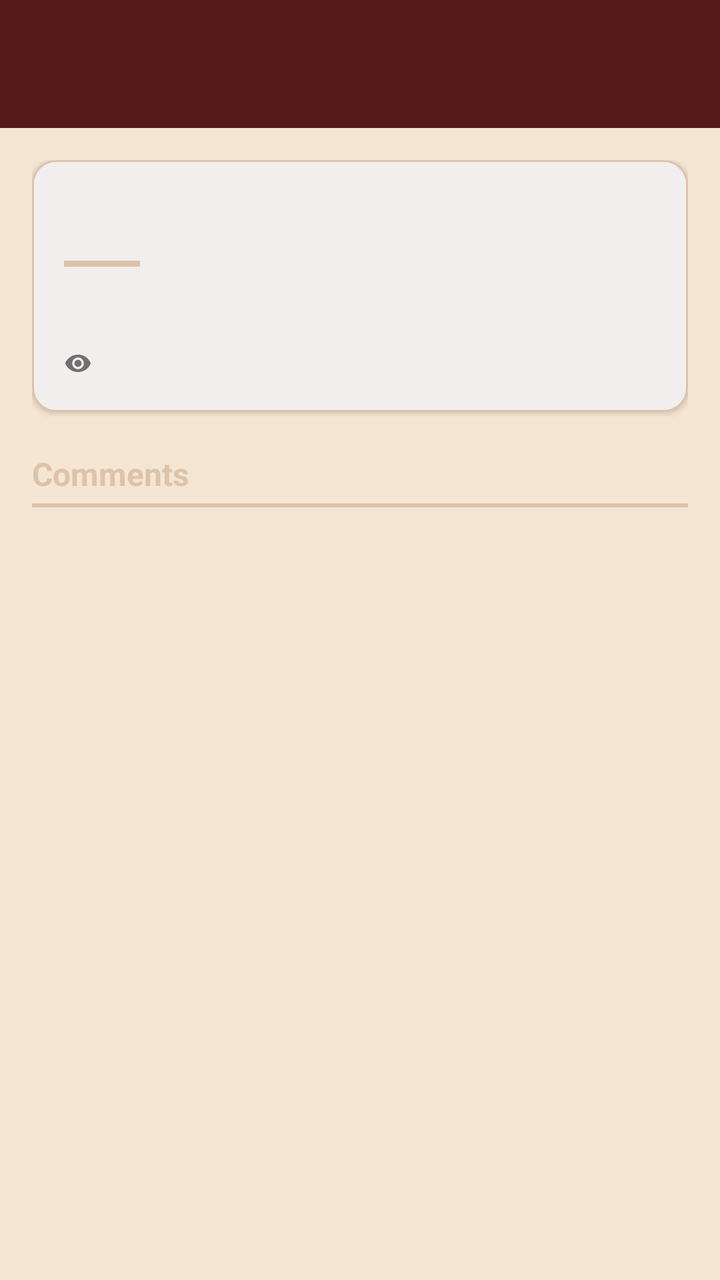
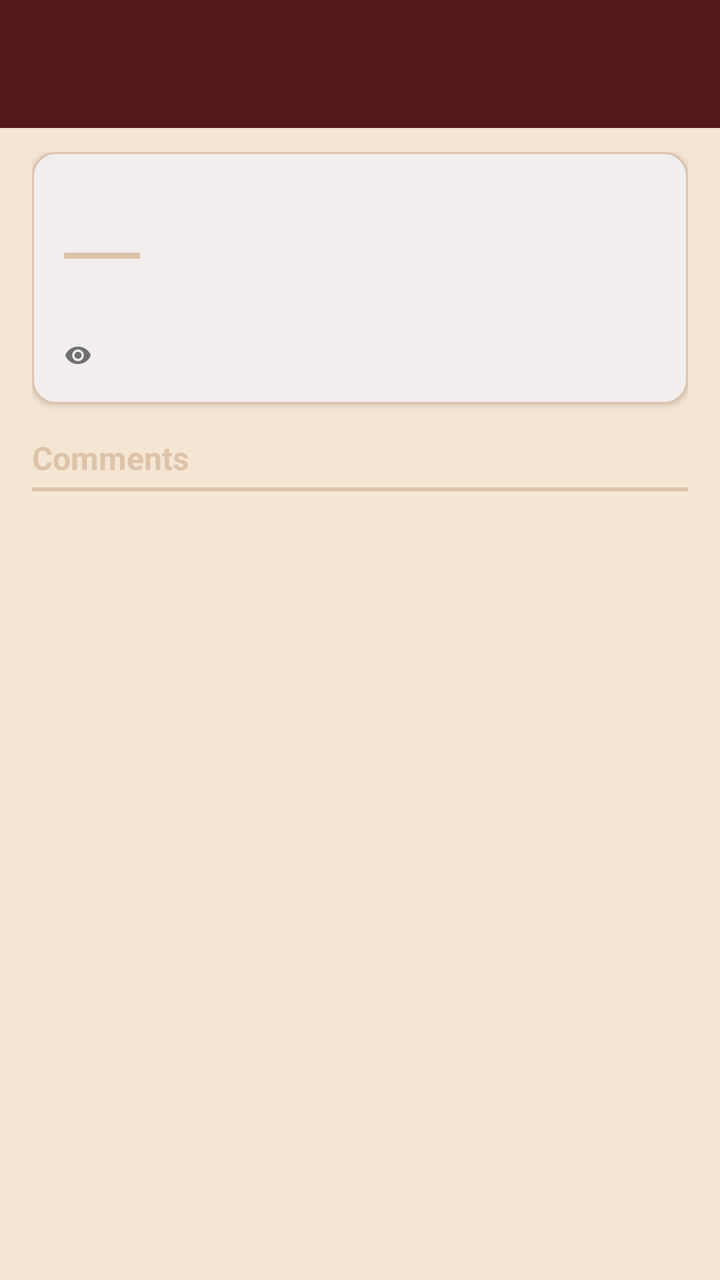

Screens rendered from an Android XML layout before and after an edit, with the pre-edit source and the edit as a unified diff.
<!-- AndroidManifest.xml: application theme Theme.Miniblog -->
<!-- res/layout/activity_post_detail.xml -->
<?xml version="1.0" encoding="utf-8"?>
<LinearLayout
    xmlns:android="http://schemas.android.com/apk/res/android"
    xmlns:app="http://schemas.android.com/apk/res-auto"
    android:layout_width="match_parent"
    android:layout_height="match_parent"
    android:orientation="vertical"
    android:background="@color/background">

    <com.google.android.material.appbar.AppBarLayout
        android:layout_width="match_parent"
        android:layout_height="wrap_content"
        android:background="@color/primary">

        <com.google.android.material.appbar.MaterialToolbar
            android:id="@+id/toolbar"
            android:layout_width="match_parent"
            android:layout_height="?attr/actionBarSize"
            android:background="@color/primary"
            app:titleTextColor="@color/toolbar_icon"
            app:navigationIconTint="@color/toolbar_icon" />

    </com.google.android.material.appbar.AppBarLayout>

    <ScrollView
        android:layout_width="match_parent"
        android:layout_height="match_parent"
        android:fillViewport="true">

        <LinearLayout
            android:layout_width="match_parent"
            android:layout_height="wrap_content"
            android:orientation="vertical"
            android:padding="16dp">

            <com.google.android.material.card.MaterialCardView
                android:layout_width="match_parent"
                android:layout_height="wrap_content"
                app:cardCornerRadius="12dp"
                app:cardElevation="2dp"
                app:cardBackgroundColor="@color/card_background"
                app:strokeColor="@color/card_border"
                app:strokeWidth="1dp">

                <LinearLayout
                    android:layout_width="match_parent"
                    android:layout_height="wrap_content"
                    android:orientation="vertical"
                    android:padding="16dp">

                    <TextView
                        android:id="@+id/textViewDetailTitle"
                        android:layout_width="match_parent"
                        android:layout_height="wrap_content"
                        android:textStyle="bold"
                        android:textSize="18sp"
                        android:textColor="@color/text_primary"
                        android:lineSpacingMultiplier="1.3" />

                    <View
                        android:layout_width="38dp"
                        android:layout_height="3dp"
                        android:layout_marginTop="10dp"
                        android:layout_marginBottom="10dp"
                        android:background="@color/accent" />

                    <TextView
                        android:id="@+id/textViewDetailBody"
                        android:layout_width="match_parent"
                        android:layout_height="wrap_content"
                        android:textSize="15sp"
                        android:textColor="@color/text_primary"
                        android:lineSpacingMultiplier="1.4" />

                    <TextView
                        android:id="@+id/textViewDetailTags"
                        android:layout_width="match_parent"
                        android:layout_height="wrap_content"
                        android:layout_marginTop="10dp"
                        android:textSize="12sp"
                        android:textColor="@color/accent"
                        android:maxLines="2"
                        android:ellipsize="end"
                        android:visibility="gone" />

                    <TextView
                        android:id="@+id/textViewPinned"
                        android:layout_width="wrap_content"
                        android:layout_height="wrap_content"
                        android:layout_marginTop="8dp"
                        android:text="@string/pinned"
                        android:textSize="12sp"
                        android:textStyle="bold"
                        android:textColor="@color/accent"
                        android:visibility="gone" />

                    <LinearLayout
                        android:layout_width="match_parent"
                        android:layout_height="wrap_content"
                        android:layout_marginTop="10dp"
                        android:orientation="horizontal"
                        android:gravity="center_vertical">

                        <TextView
                            android:id="@+id/textViewDetailDate"
                            android:layout_width="0dp"
                            android:layout_height="wrap_content"
                            android:layout_weight="1"
                            android:textSize="12sp"
                            android:textColor="@color/text_secondary"
                            android:visibility="gone" />

                        <ImageView
                            android:layout_width="14dp"
                            android:layout_height="14dp"
                            android:src="@drawable/ic_visibility"
                            app:tint="@color/text_secondary"
                            android:contentDescription="@string/view_count" />

                        <TextView
                            android:id="@+id/textViewDetailViews"
                            android:layout_width="wrap_content"
                            android:layout_height="wrap_content"
                            android:layout_marginStart="4dp"
                            android:textSize="12sp"
                            android:textColor="@color/text_secondary"
                            android:minWidth="14dp" />

                    </LinearLayout>

                </LinearLayout>

            </com.google.android.material.card.MaterialCardView>

            <TextView
                android:layout_width="match_parent"
                android:layout_height="wrap_content"
                android:layout_marginTop="20dp"
                android:layout_marginBottom="4dp"
                android:text="@string/comments"
                android:textStyle="bold"
                android:textSize="16sp"
                android:textColor="@color/accent" />

            <View
                android:layout_width="match_parent"
                android:layout_height="2dp"
                android:layout_marginBottom="8dp"
                android:background="@color/accent" />

            <ProgressBar
                android:id="@+id/progressBarComments"
                android:layout_width="wrap_content"
                android:layout_height="wrap_content"
                android:layout_gravity="center_horizontal"
                android:layout_marginTop="8dp"
                android:visibility="gone" />

            <TextView
                android:id="@+id/textViewCommentsMessage"
                android:layout_width="match_parent"
                android:layout_height="wrap_content"
                android:layout_marginTop="8dp"
                android:gravity="center"
                android:textColor="@color/error"
                android:visibility="gone" />

            <com.google.android.material.button.MaterialButton
                android:id="@+id/buttonRetryComments"
                android:layout_width="wrap_content"
                android:layout_height="wrap_content"
                android:layout_gravity="center_horizontal"
                android:layout_marginTop="12dp"
                android:text="@string/retry"
                android:textAllCaps="false"
                android:textColor="@color/on_primary"
                app:backgroundTint="@color/primary"
                app:cornerRadius="8dp"
                android:visibility="gone" />

            <androidx.recyclerview.widget.RecyclerView
                android:id="@+id/recyclerViewComments"
                android:layout_width="match_parent"
                android:layout_height="wrap_content"
                android:nestedScrollingEnabled="false"
                android:layout_marginTop="8dp" />

        </LinearLayout>

    </ScrollView>

</LinearLayout>
<!-- resources referenced by this layout -->
<resources>
  <color name="accent">#FFDCC3AA</color>
  <color name="background">#FFF5E6D3</color>
  <color name="card_background">#FFFFFFFF</color>
  <color name="card_border">#FFDCC3AA</color>
  <color name="error">#FFD32F2F</color>
  <color name="on_primary">#FFF1E2D1</color>
  <color name="primary">#FF541A1A</color>
  <color name="text_primary">#FF222222</color>
  <color name="text_secondary">#FF707070</color>
  <color name="toolbar_icon">#FFF1E2D1</color>
  <!-- drawable ic_visibility (drawable) -->
  <?xml version="1.0" encoding="utf-8"?>
  <vector xmlns:android="http://schemas.android.com/apk/res/android"
      android:width="24dp"
      android:height="24dp"
      android:viewportWidth="24"
      android:viewportHeight="24"
      android:tint="?attr/colorControlNormal">
      <path
          android:fillColor="@android:color/white"
          android:pathData="M12,4.5C7,4.5 2.73,7.61 1,12c1.73,4.39 6,7.5 11,7.5s9.27,-3.11 11,-7.5c-1.73,-4.39 -6,-7.5 -11,-7.5zM12,17c-2.76,0 -5,-2.24 -5,-5s2.24,-5 5,-5 5,2.24 5,5 -2.24,5 -5,5zM12,9c-1.66,0 -3,1.34 -3,3s1.34,3 3,3 3,-1.34 3,-3 -1.34,-3 -3,-3z" />
  </vector>
  <string name="comments">Comments</string>
  <string name="pinned">Pinned</string>
  <string name="retry">Retry</string>
  <string name="view_count">View count</string>
  <style name="Theme.Miniblog" parent="Base.Theme.Miniblog" />
  <style name="Base.Theme.Miniblog" parent="Theme.Material3.Light.NoActionBar">
          <item name="colorPrimary">@color/primary</item>
          <item name="colorOnPrimary">@color/on_primary</item>
          <item name="colorPrimaryContainer">@color/primary_light</item>
          <item name="colorSecondary">@color/accent</item>
          <item name="colorOnSecondary">@android:color/white</item>
          <item name="colorSurface">@color/card_background</item>
          <item name="colorOnSurface">@color/text_primary</item>
          <item name="android:statusBarColor">@color/primary_dark</item>
          <item name="android:navigationBarColor">@color/primary_dark</item>
          <item name="android:windowBackground">@color/background</item>
      </style>
  <color name="primary_light">#FF7A3B3B</color>
  <color name="primary_dark">#FF3A1010</color>
</resources>

<!-- the commit's change to res/layout/activity_post_detail.xml (unified diff, before → after) -->
@@ -10,7 +10,8 @@
     <com.google.android.material.appbar.AppBarLayout
         android:layout_width="match_parent"
         android:layout_height="wrap_content"
-        android:background="@color/primary">
+        android:background="@color/primary"
+        android:fitsSystemWindows="true">
 
         <com.google.android.material.appbar.MaterialToolbar
             android:id="@+id/toolbar"
@@ -31,7 +32,10 @@
             android:layout_width="match_parent"
             android:layout_height="wrap_content"
             android:orientation="vertical"
-            android:padding="16dp">
+            android:paddingTop="12dp"
+            android:paddingStart="16dp"
+            android:paddingEnd="16dp"
+            android:paddingBottom="32dp">
 
             <com.google.android.material.card.MaterialCardView
                 android:layout_width="match_parent"
@@ -135,7 +139,7 @@
             <TextView
                 android:layout_width="match_parent"
                 android:layout_height="wrap_content"
-                android:layout_marginTop="20dp"
+                android:layout_marginTop="16dp"
                 android:layout_marginBottom="4dp"
                 android:text="@string/comments"
                 android:textStyle="bold"
